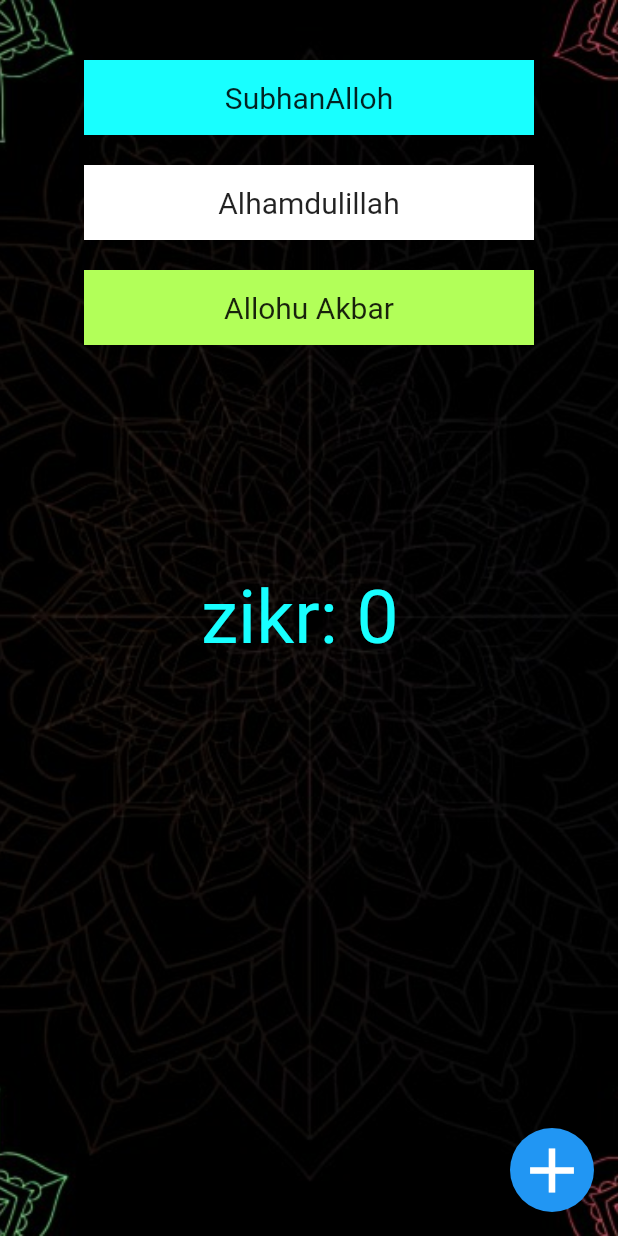
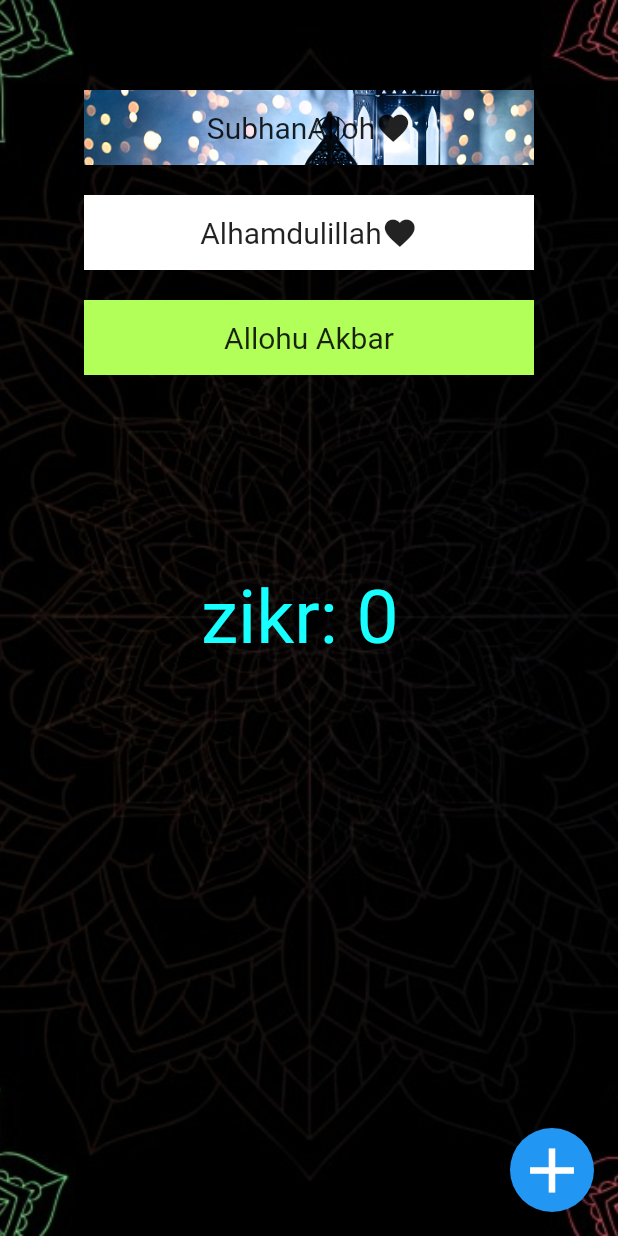
Before and after one commit to xurshid20222/my_first_real_project, a Flutter app: the DetailPage screen opened by its route, on a phone screen of 412 x 824 dp. Run offline on Flutter 3.47's test engine with Material 2 defaults, Android fonts, the phone set to English and light mode, and no system bars.

Commit message:
second cammit

```diff
--- a/lib/pages/detail_page.dart
+++ b/lib/pages/detail_page.dart
@@ -1,4 +1,5 @@
 import 'package:flutter/material.dart';
+
 
 class DetailPage extends StatefulWidget {
   static const id = '/detail_page';
@@ -8,6 +9,7 @@ class DetailPage extends StatefulWidget {
   @override
   State<DetailPage> createState() => _DetailPageState();
 }
+
 class _DetailPageState extends State<DetailPage> {
   int zikr1 = 0;
 
@@ -43,33 +45,40 @@ class _DetailPageState extends State<DetailPage> {
             Center(
               child: Column(
                 children: [
-
                   Container(
-                    color: Colors.cyanAccent,
                     width: 300,
                     height: 50,
-                    child: const Center(
-                      child: Text(
-                        'SubhanAlloh',
-                        style: TextStyle(fontSize: 20),
-                      ),
+                    decoration: const BoxDecoration(
+                        image: DecorationImage(
+                            fit: BoxFit.cover,
+                            image: AssetImage("assets/images/last_last.jpg"))),
+                    child: Row(
+                      mainAxisAlignment: MainAxisAlignment.center,
+                      children: const [
+                        Text(
+                          'SubhanAlloh',
+                          style: TextStyle(fontSize: 20),
+                        ),
+                        Icon(Icons.favorite)
+                      ],
                     ),
-                    margin: const EdgeInsets.fromLTRB(10, 40, 10, 10),
+                    margin: const EdgeInsets.fromLTRB(10, 60, 10, 10),
                   ),
-
                   Container(
                     color: Colors.white,
                     width: 300,
                     height: 50,
-                    child: const Center(
-                      child: Text(
+                    child:  Row(
+                      mainAxisAlignment: MainAxisAlignment.center,
+                      children : [ Text(
                         'Alhamdulillah',
                         style: TextStyle(fontSize: 20),
                       ),
+                        Icon(Icons.favorite),
+                    ],
                     ),
                     margin: const EdgeInsets.fromLTRB(10, 10, 10, 10),
                   ),
-
                   Container(
                     color: Colors.lightGreenAccent,
                     width: 300,
```
